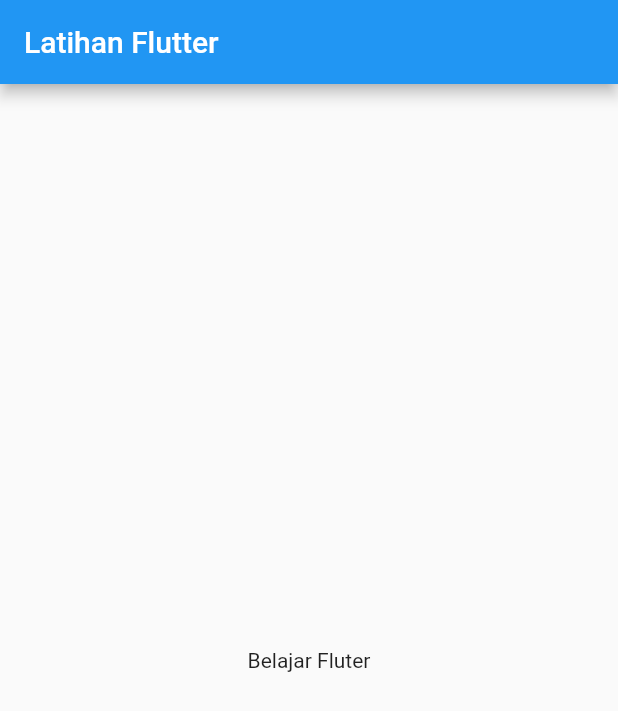
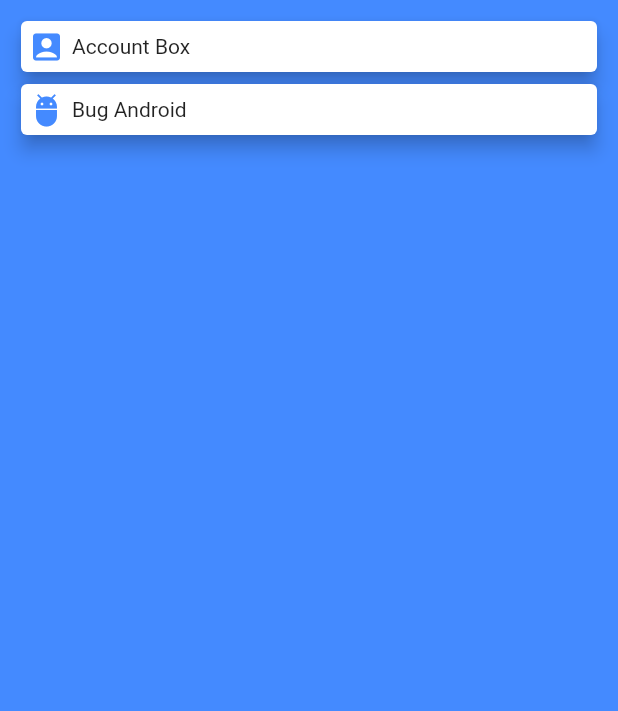
Before and after one commit to Balajar-DM/Flutter-Learn, a Flutter app: the screen it shows after launch, on a phone screen of 412 x 824 dp. Shown: the top 711 px of the screen. Run offline on Flutter 3.47's test engine with Material 2 defaults, Android fonts, the phone set to English and light mode, and no system bars.

Commit message:
Latihan Card Widget

```diff
--- a/lib/main.dart
+++ b/lib/main.dart
@@ -7,10 +7,33 @@ class MyApp extends StatelessWidget {
   Widget build(BuildContext context) {
     return MaterialApp(
       home: Scaffold(
-        appBar: AppBar(
-          title: Text("Latihan Flutter"),
+        backgroundColor: Colors.blueAccent,
+        body: Container(
+          margin: EdgeInsets.all(10),
+          child: ListView(
+            children: <Widget>[
+              buildCard(Icons.account_box, "Account Box"),
+              buildCard(Icons.adb, "Bug Android"),
+            ],
+          ),
         ),
-        body: Center(child: Text("Belajar Fluter")),
+      ),
+    );
+  }
+
+  Card buildCard(IconData iconData, String text) {
+    return Card(
+      elevation: 5,
+      child: Row(
+        children: <Widget>[
+          Container(
+              margin: EdgeInsets.all(5),
+              child: Icon(
+                iconData,
+                color: Colors.blueAccent,
+              )),
+          Text(text),
+        ],
       ),
     );
   }
```
